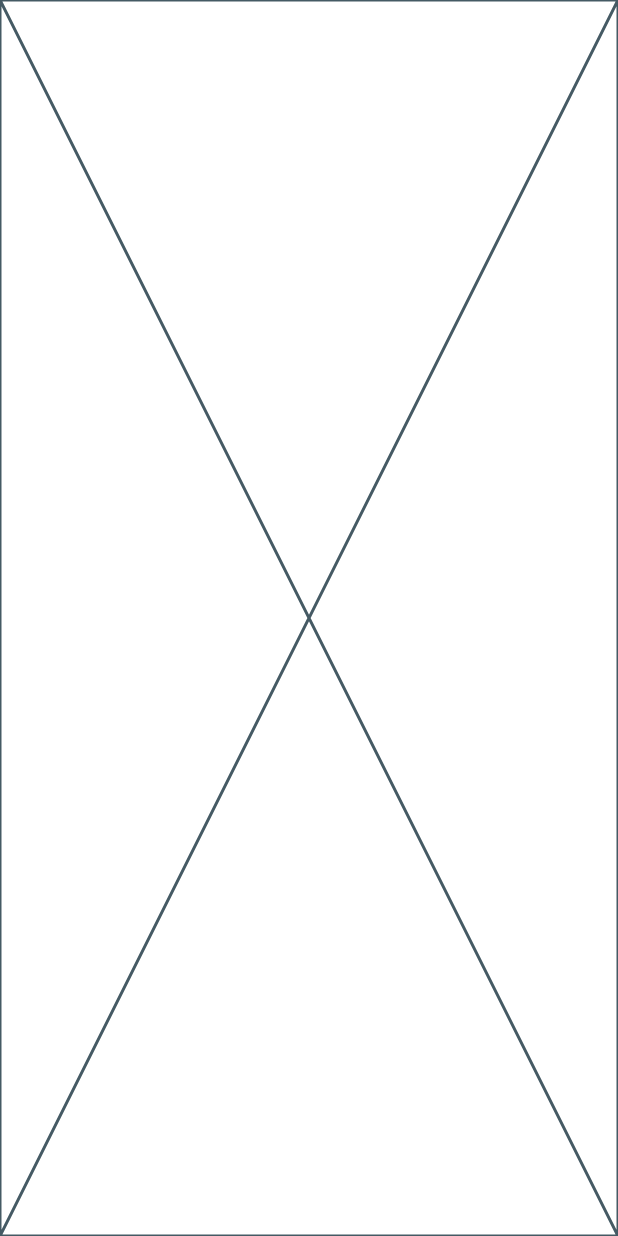
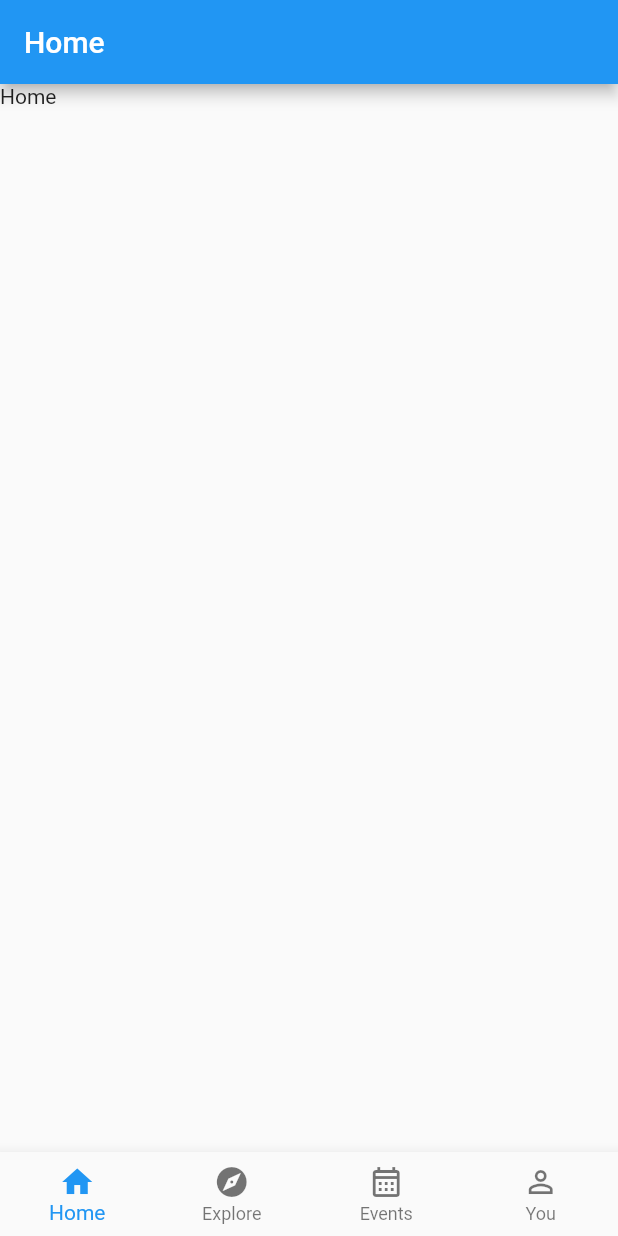
Before and after one commit to TiaDev7474/boostera, a Flutter app: the screen it shows after launch, on a phone screen of 412 x 824 dp. Run offline on Flutter 3.47's test engine with Material 2 defaults, Android fonts, the phone set to English and light mode, and no system bars; our stand-ins replace go_router.

Commit message:
feat:configure go_router to handle nested bottom navigation

```diff
--- a/lib/app.dart
+++ b/lib/app.dart
@@ -1,3 +1,4 @@
+import 'package:boostera/src/core/route/app_route.dart';
 import 'package:flutter/material.dart';
 
 class BossteraApp extends StatelessWidget {
@@ -5,6 +6,9 @@ class BossteraApp extends StatelessWidget {
 
   @override
   Widget build(BuildContext context) {
-    return const Placeholder();
+    return MaterialApp.router(
+      debugShowCheckedModeBanner: false,
+      routerConfig: AppRouter.router,
+    );
   }
 }
--- a/lib/main.dart
+++ b/lib/main.dart
@@ -1,11 +1,8 @@
+import 'package:boostera/app.dart';
+import 'package:boostera/src/core/route/app_route.dart';
 import 'package:flutter/material.dart';
 
-void main()=>runApp(const MyApp());
-class MyApp extends StatelessWidget {
-  const MyApp({super.key});
-
-  @override
-  Widget build(BuildContext context) {
-    return const Placeholder();
-  }
+void main(){
+  AppRouter.instance;
+  runApp(const BossteraApp());
 }
--- a/lib/src/common/constants/routes.dart
+++ b/lib/src/common/constants/routes.dart
@@ -2,6 +2,7 @@
 const String RegisterPage = '/register';
 const String loginPage = '/login';
 const String homePage = '/';
+const String WelcomePage = '/welcome';
 const String destinationPage = '/destination';
 const String destinationDetailPage = 'detail';
 const String eventPage = '/event';
--- a/lib/src/core/route/app_route.dart
+++ b/lib/src/core/route/app_route.dart
@@ -1,18 +1,131 @@
-
-import 'dart:js';
-
 import 'package:boostera/src/common/constants/routes.dart' as route_path;
+import 'package:boostera/src/core/screen/home_page.dart';
+import 'package:flutter/material.dart';
 import 'package:go_router/go_router.dart';
 
 class AppRouter {
-  static final GoRouter _router = GoRouter(
+  static final AppRouter _instance = AppRouter._internal();
+  static GlobalKey<NavigatorState> generateKey(String label) {
+    return GlobalKey<NavigatorState>(debugLabel: label);
+  }
+  final GlobalKey<NavigatorState> _rootNavigatorKey = GlobalKey<NavigatorState>();
+  static late final GoRouter router;
+  static AppRouter get instance => _instance;
+  factory AppRouter() {
+    return _instance;
+  }
+
+  AppRouter._internal() {
+
+    router = GoRouter(
+        navigatorKey: _rootNavigatorKey,
+        initialLocation: route_path.homePage,
+        routes: [
+          StatefulShellRoute.indexedStack(
+              branches: [
+                StatefulShellBranch(
+                   navigatorKey: generateKey('home'),
                     routes: [
                       GoRoute(
                           path: route_path.homePage,
+                          pageBuilder: (context , state) {
+                            return getPage(
+                                child: const HomePage(),
+                                state: state
+                            );
+                          }
+                      )
+                    ]
+                ),
+                StatefulShellBranch(
+                    navigatorKey: generateKey('destination'),
+                    routes: [
+                      GoRoute(
+                          path: route_path.destinationPage,
                           pageBuilder: (context, state) {
-
+                            return getPage(
+                                child: const Text('destination'),
+                                state: state
+                            );
+                          },
+                          routes: [
+                             GoRoute(
+                                 path: route_path.destinationDetailPage,
+                                 pageBuilder: (context, state) {
+                                    return getPage(
+                                        child: const Text('destination detail'),
+                                        state: state
+                                    );
                                  }
                              )
                           ]
                       )
+                    ]
+                )
+              ],
+              builder: (BuildContext context, GoRouterState state,StatefulNavigationShell navigationShell){
+                return ScaffoldWithNestedNavigation(
+                      child: navigationShell
+                );
               }
+          )
+        ]
+    );
+  }
+
+  static Page getPage({
+    required Widget child,
+    required GoRouterState state,
+  }) {
+    return MaterialPage(
+        key: state.pageKey,
+        child: child
+    );
+  }
+}
+
+class ScaffoldWithNestedNavigation extends StatelessWidget {
+  const ScaffoldWithNestedNavigation({
+    Key? key,
+    required this.child
+  }): super(key: key ?? const ValueKey('ScaffoldWithNestedNavigation'));
+  final StatefulNavigationShell child;
+  void _goBranch(int index) {
+    child.goBranch(
+        index,
+        initialLocation: index == child.currentIndex
+    );
+  }
+  @override
+  Widget build(BuildContext context) {
+    return Scaffold(
+       body: SafeArea(
+         child: child,
+       ),
+      bottomNavigationBar: BottomNavigationBar(
+        currentIndex: child.currentIndex,
+        type: BottomNavigationBarType.fixed,
+        items: const [
+          BottomNavigationBarItem(
+              icon: Icon(Icons.home),
+              label: 'Home'
+          ),
+          BottomNavigationBarItem(
+              icon: Icon(Icons.explore),
+              label: 'Explore'
+          ),
+          BottomNavigationBarItem(
+              icon: Icon(Icons.calendar_month_outlined),
+              label:'Events'
+          ),
+          BottomNavigationBarItem(
+              icon: Icon(Icons.person_outline_outlined),
+              label: 'You'
+          )
+        ],
+        onTap: _goBranch,
+      ),
+
+    );
+  }
+}
--- /dev/null
+++ b/lib/src/core/screen/home_page.dart
@@ -0,0 +1,15 @@
+import 'package:flutter/material.dart';
+
+class HomePage extends StatelessWidget {
+  const HomePage({super.key});
+
+  @override
+  Widget build(BuildContext context) {
+    return Scaffold(
+        appBar: AppBar(
+          title: const Text('Home'),
+        ),
+        body: Text('Home'),
+    );
+  }
+}
```
Also changed, not shown: lib/src/features/example/bloc/file.blo.dart (added), lib/src/features/example/enums/file.enum.dart (added), lib/src/features/example/model/file.model.dart (added), lib/src/features/example/recources/file.recource.dart (added), lib/src/features/example/repositories/file.repo.dart (added), lib/src/features/example/ui/file.ui.dart (added). Lines whose indentation alone changed are shown as unchanged.
